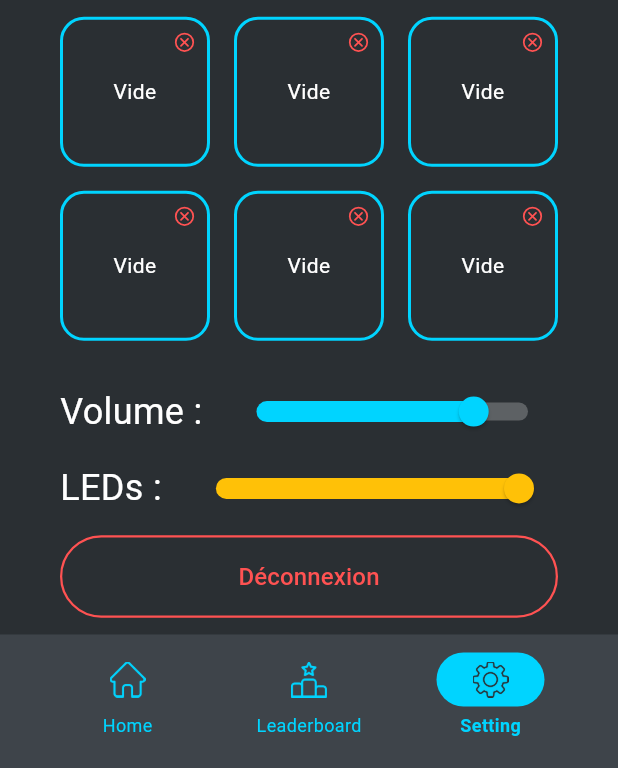
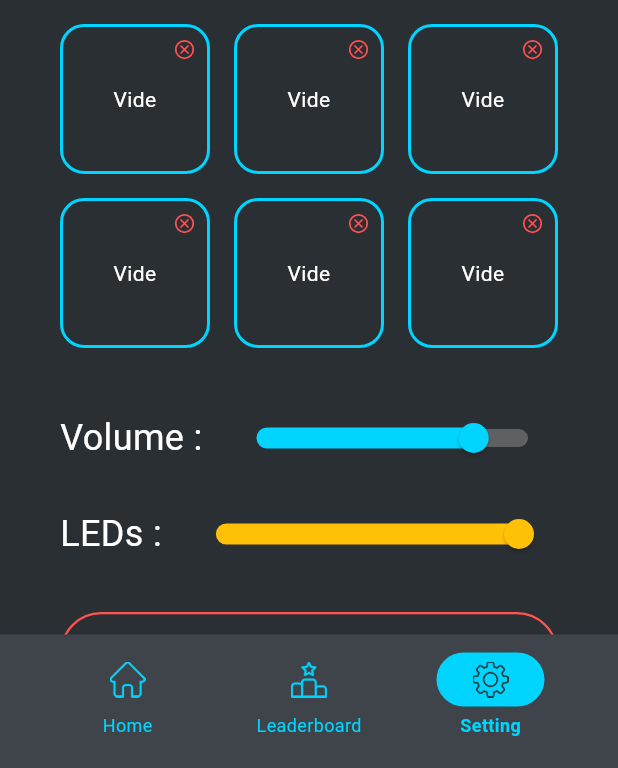
Before and after one commit to Benjaminrbzip/Lumipaff, a Flutter app: the SettingsPage screen opened by its route, on a phone screen of 412 x 824 dp, the part 468-1236 px from its top. Run offline on Flutter 3.47's test engine with Material 3 defaults, Android fonts, the phone set to English and light mode, and no system bars; our stand-ins replace firebase_auth, firebase_core, firebase_database, flutter_blue_plus, flutter_svg; accounts and stored records are empty.

Commit message:
setting page visuel patch

```diff
--- a/Application/lib/ui/pages/settings_page.dart
+++ b/Application/lib/ui/pages/settings_page.dart
@@ -122,6 +122,7 @@ class _SettingsPageState extends State<SettingsPage> {
       backgroundColor: kPrimaryBackgroundColor,
       bottomNavigationBar: const MainNavigationBar(currentIndex: 2),
       body: SafeArea(
+        child: SingleChildScrollView(
           child: Column(
             children: [
               const SizedBox(height: 32),
@@ -131,7 +132,7 @@ class _SettingsPageState extends State<SettingsPage> {
                 height: 280,
                 fit: BoxFit.contain,
               ),
-            const Spacer(),
+              const SizedBox(height: 16),
               // Pod Grid
               Padding(
                 padding: const EdgeInsets.symmetric(horizontal: 40.0),
@@ -204,7 +205,7 @@ class _SettingsPageState extends State<SettingsPage> {
                   );
                 },
               ),
-            const Spacer(),
+              const SizedBox(height: 24),
               // Volume Slider
               Padding(
                 padding: const EdgeInsets.symmetric(horizontal: 40.0),
@@ -243,7 +244,7 @@ class _SettingsPageState extends State<SettingsPage> {
                   ],
                 ),
               ),
-            const Spacer(),
+              const SizedBox(height: 24),
               // LED Brightness Slider
               Padding(
                 padding: const EdgeInsets.symmetric(horizontal: 40.0),
@@ -285,7 +286,7 @@ class _SettingsPageState extends State<SettingsPage> {
                   ],
                 ),
               ),
-            const Spacer(),
+              const SizedBox(height: 32),
               // Déconnexion
               Padding(
                 padding: const EdgeInsets.symmetric(horizontal: 40.0),
@@ -299,8 +300,9 @@ class _SettingsPageState extends State<SettingsPage> {
                   },
                 ),
               ),
-            const Spacer(flex: 1),
+              const SizedBox(height: 32),
             ],
+          ),
         ),
       ),
     );
```
Lines whose indentation alone changed are shown as unchanged.
